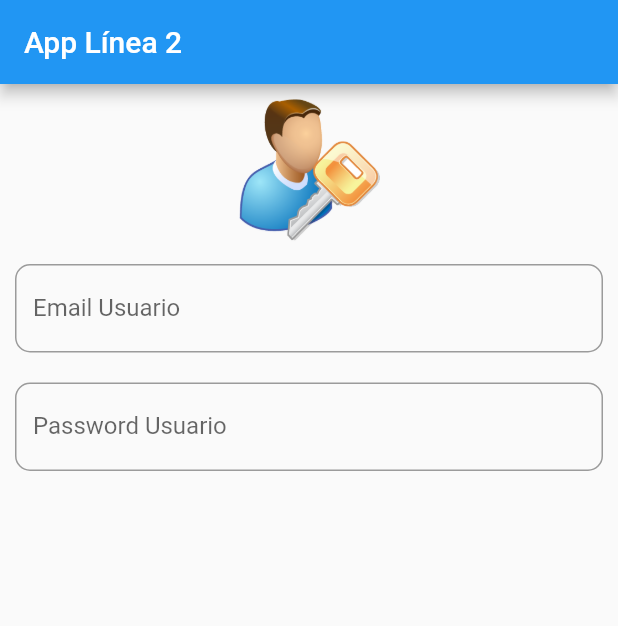
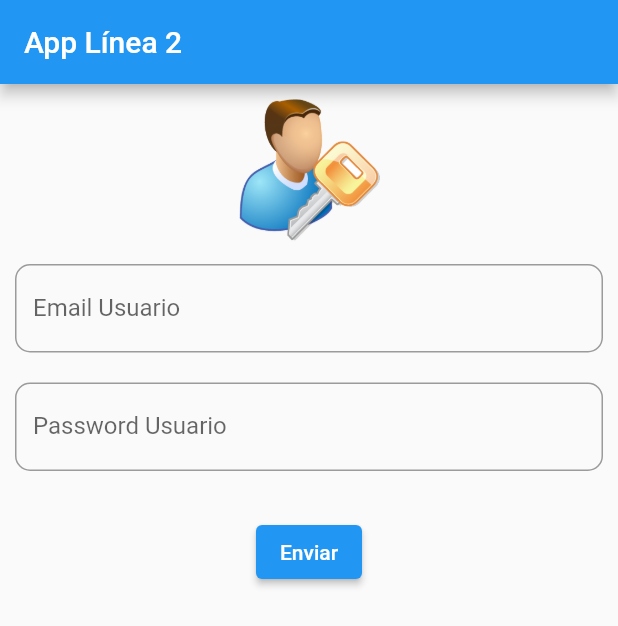
Before and after one commit to LeoValderrama/primerproyecto, a Flutter app: the screen it shows after launch, on a phone screen of 412 x 824 dp. Shown: the top 626 px of the screen. Run offline on Flutter 3.47's test engine with Material 2 defaults, Android fonts, the phone set to English and light mode, and no system bars; our stand-ins replace cloud_firestore, firebase_core; accounts and stored records are empty; generated files the repository leaves out were written again.

Commit message:
sincronización con firstore

```diff
--- a/lib/main.dart
+++ b/lib/main.dart
@@ -1,6 +1,13 @@
+import 'package:firebase_core/firebase_core.dart';
 import 'package:flutter/material.dart';
+import 'package:cloud_firestore/cloud_firestore.dart';
+import 'firebase_options.dart';
 
-void main() {
+void main() async{
+  WidgetsFlutterBinding.ensureInitialized();
+  await Firebase.initializeApp(
+    options: DefaultFirebaseOptions.currentPlatform,
+  );
   runApp(MyApp());
 }
 
@@ -40,11 +47,9 @@ class HomeStart extends State<Home> {
                 child: TextField(
                   decoration: InputDecoration(
                       border: OutlineInputBorder(
-                   borderRadius: BorderRadius.circular(10)
-                 ),
+                          borderRadius: BorderRadius.circular(10)),
                       labelText: 'Email Usuario',
-                 hintText: 'Digite email de usuario '
-               ),
+                      hintText: 'Digite email de usuario '),
                 ),
               ),
               Padding(
@@ -52,11 +57,18 @@ class HomeStart extends State<Home> {
                 child: TextField(
                   decoration: InputDecoration(
                       border: OutlineInputBorder(
-                          borderRadius: BorderRadius.circular(10)
+                          borderRadius: BorderRadius.circular(10)),
+                      labelText: 'Password Usuario',
+                      hintText: 'Digite password de usuario '),
                 ),
-                      labelText: 'Password Usuario',
-                      hintText: 'Digite password de usuario '
               ),
+              Padding(
+                padding: EdgeInsets.only(top: 20, left: 10, right: 10),
+                child: ElevatedButton(
+                  onPressed: () {
+                    print('botón presionado');
+                  },
+                  child: Text('Enviar'),
                 ),
               )
             ],
--- a/pubspec.yaml
+++ b/pubspec.yaml
@@ -28,6 +28,8 @@ environment:
 # the latest version available on pub.dev. To see which dependencies have newer
 # versions available, run `flutter pub outdated`.
 dependencies:
+  cloud_firestore:
+  firebase_core:
   flutter:
     sdk: flutter
 
```
Also changed, not shown: pubspec.lock. Lines whose indentation alone changed are shown as unchanged.
